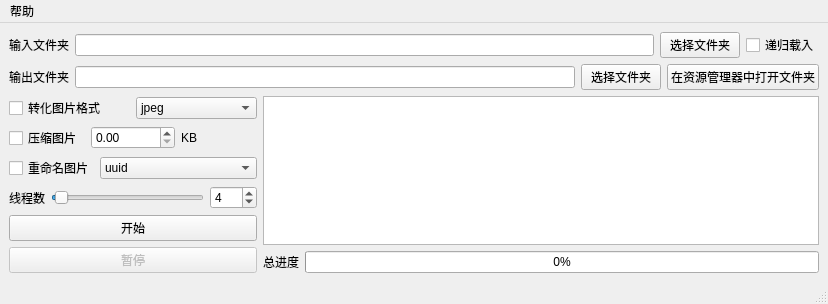
NotMings/image-toolbox, file ui/main_window.ui: the form before one commit.
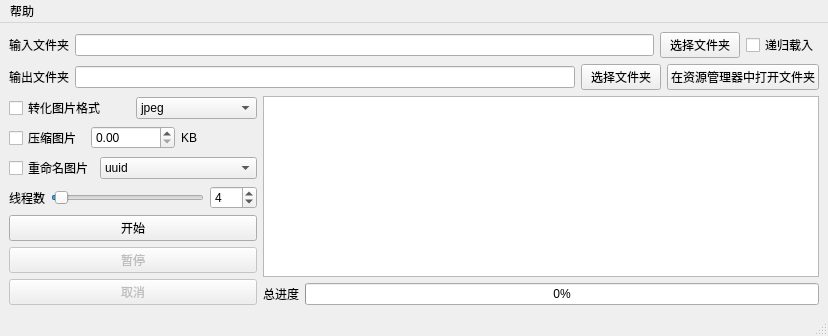
The form after the commit.

Commit message: 增加取消功能

```diff
--- a/ui/main_window.ui
+++ b/ui/main_window.ui
@@ -241,6 +241,16 @@
         </property>
        </widget>
       </item>
+      <item>
+       <widget class="QPushButton" name="cancelProcessingPushButton">
+        <property name="enabled">
+         <bool>false</bool>
+        </property>
+        <property name="text">
+         <string>取消</string>
+        </property>
+       </widget>
+      </item>
      </layout>
     </item>
     <item row="2" column="1">
```
The commit also changes 5 other files.
